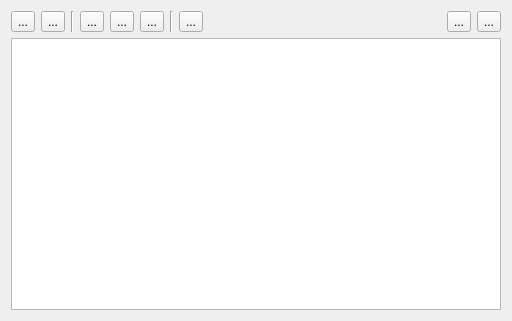
Before: the Qt Designer form ocreditor.ui in kernel1024/qmanga, drawn with Qt 5.
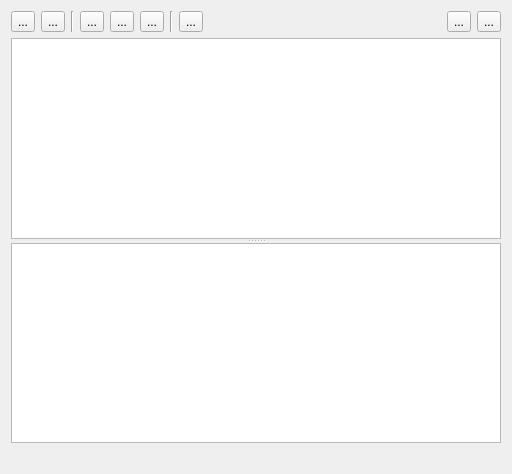
After: the same form once the commit is applied. Icons and pictures are not drawn.

Commit message: DBus interface to jpreader for aux translation.

```diff
--- a/ocreditor.ui
+++ b/ocreditor.ui
@@ -7,7 +7,7 @@
     <x>0</x>
     <y>0</y>
     <width>512</width>
-    <height>321</height>
+    <height>474</height>
    </rect>
   </property>
   <property name="windowTitle">
@@ -166,7 +166,20 @@
     </layout>
    </item>
    <item>
-    <widget class="QPlainTextEdit" name="editor"/>
+    <widget class="QSplitter" name="splitter">
+     <property name="orientation">
+      <enum>Qt::Vertical</enum>
+     </property>
+     <widget class="QPlainTextEdit" name="editor"/>
+     <widget class="QPlainTextEdit" name="translatedEditor"/>
+    </widget>
+   </item>
+   <item>
+    <widget class="QLabel" name="status">
+     <property name="text">
+      <string/>
+     </property>
+    </widget>
    </item>
   </layout>
  </widget>
```
The commit also changes 4 other files.
